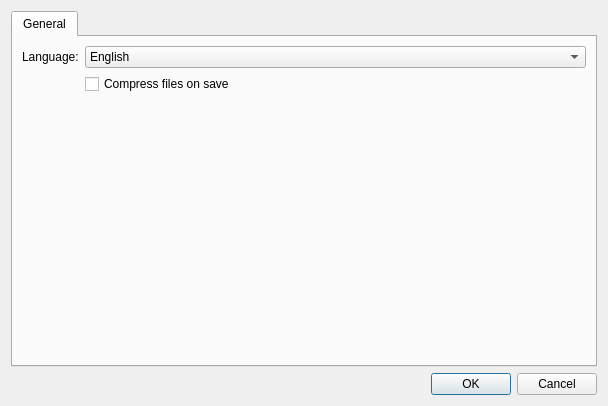
Before: the Qt Designer form Dialogs/DlgPreferences.ui in ma7t3/ScheduleMaster, drawn with Qt 5.
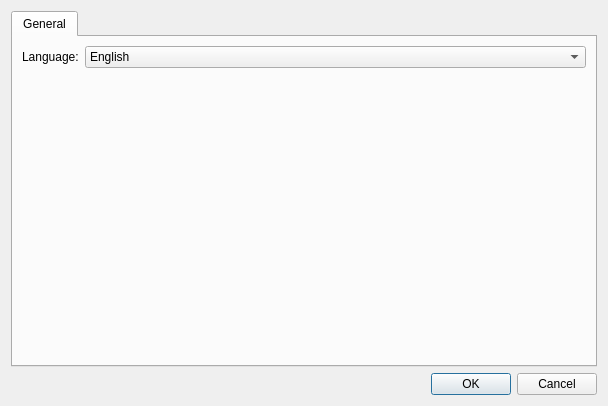
After: the same form once the commit is applied.

Diff of the .ui file:
```diff
--- a/Dialogs/DlgPreferences.ui
+++ b/Dialogs/DlgPreferences.ui
@@ -46,13 +46,6 @@
         </widget>
        </item>
        <item row="1" column="1">
-        <widget class="QCheckBox" name="cbCompressFiles">
-         <property name="text">
-          <string>Compress files on save</string>
-         </property>
-        </widget>
-       </item>
-       <item row="2" column="1">
         <spacer name="verticalSpacer">
          <property name="orientation">
           <enum>Qt::Vertical</enum>
```
